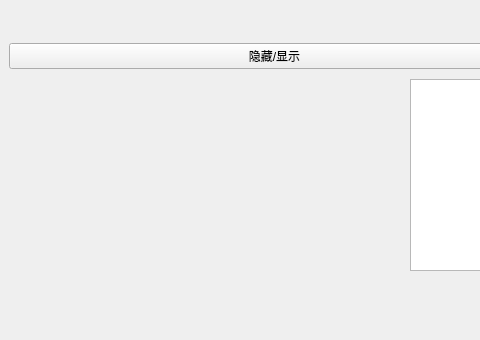
holdyounger/code_source, file Qt/QLabel_Img/widget.ui: the form before one commit; both pictures show x 0 to 480 and y 301 to 641 of the 734 by 641 pixel window.
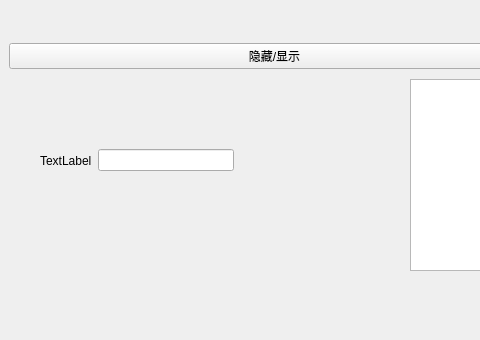
The form after the commit.

Commit message: 添加 部分Demo 1. QLabel_Img.pro 2. QSqlCipherView.pro

What changed in the file:
```diff
--- a/Qt/QLabel_Img/widget.ui
+++ b/Qt/QLabel_Img/widget.ui
@@ -80,6 +80,28 @@
     <bool>true</bool>
    </property>
   </widget>
+  <widget class="QWidget" name="">
+   <property name="geometry">
+    <rect>
+     <x>40</x>
+     <y>450</y>
+     <width>194</width>
+     <height>23</height>
+    </rect>
+   </property>
+   <layout class="QHBoxLayout" name="horizontalLayout">
+    <item>
+     <widget class="QLabel" name="label_2">
+      <property name="text">
+       <string>TextLabel</string>
+      </property>
+     </widget>
+    </item>
+    <item>
+     <widget class="QLineEdit" name="lineEdit"/>
+    </item>
+   </layout>
+  </widget>
  </widget>
  <resources/>
  <connections/>
```
The commit also changes 53 other files.
